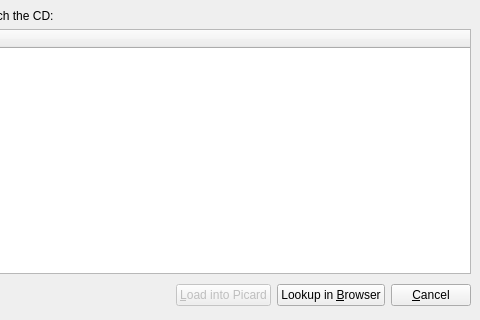
Qt form ui/cdlookup.ui (metabrainz/picard) before a commit; both pictures show x 240 to 720 and y 0 to 320 of the 720 by 320 pixel window.
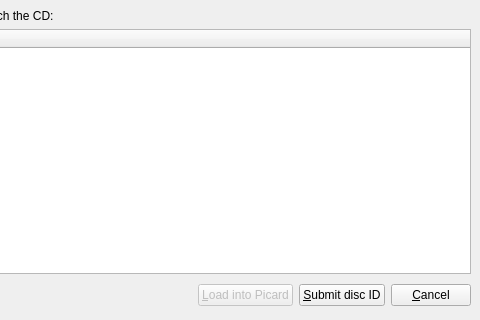
The same form after that commit. Icons and pictures are not drawn.

Commit message: PICARD-1959: Rename disc ID "Lookup in Browser" to "Submit disc ID"

Patch:
```diff
--- a/ui/cdlookup.ui
+++ b/ui/cdlookup.ui
@@ -173,7 +173,7 @@
      <item>
       <widget class="QPushButton" name="lookup_button">
        <property name="text">
-        <string>Lookup in &amp;Browser</string>
+        <string>&amp;Submit disc ID</string>
        </property>
       </widget>
      </item>
```
The commit also changes 1 other file.
